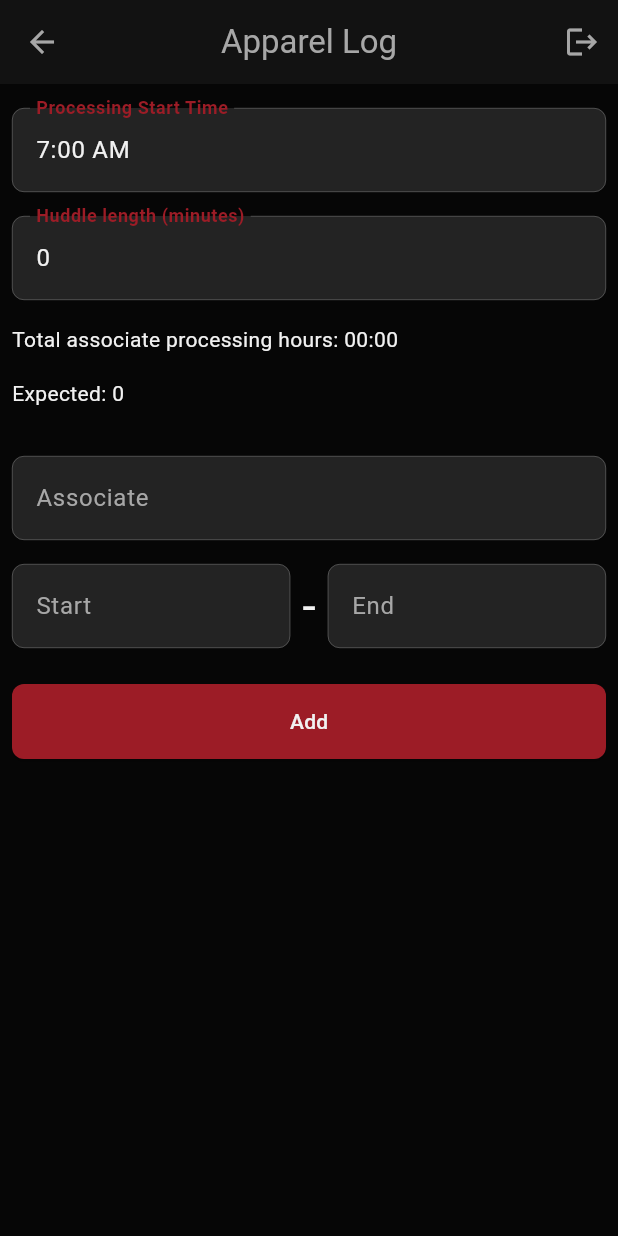
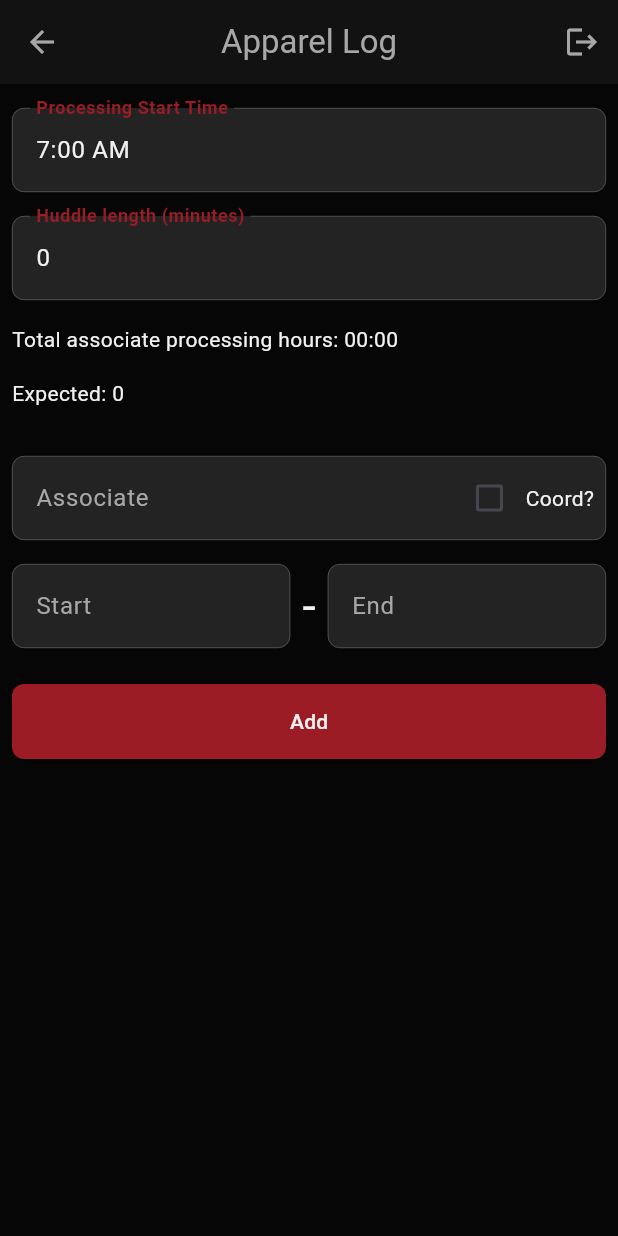
Before and after one commit to keysc3/productivity_log, a Flutter app: the ApparelLogPage screen opened directly, on a phone screen of 412 x 824 dp. Run offline on Flutter 3.47's test engine with Material 3 defaults, Android fonts, the phone set to English and light mode, and no system bars.

Commit message:
Add coordinator bool and checkbox.

```diff
--- a/lib/apparel_log.dart
+++ b/lib/apparel_log.dart
@@ -7,8 +7,8 @@ class AssociateShift {
   final String name;
   final TimeOfDay shiftStart;
   final TimeOfDay shiftEnd;
-
-  AssociateShift({required this.name, required this.shiftStart, required this.shiftEnd});
+  final bool isCoord;
+  AssociateShift({required this.name, required this.shiftStart, required this.shiftEnd, required this.isCoord});
 }
 
 class ApparelLogPage extends StatefulWidget {
@@ -35,6 +35,7 @@ class _ApparelLogPageState extends State<ApparelLogPage> {
   int totalMinutes = 0;
   String totalFull = '00:00';
   int expectedBoxes = 0;
+  bool _isChecked = false;
 
   @override
   void dispose() {
@@ -128,6 +129,7 @@ class _ApparelLogPageState extends State<ApparelLogPage> {
       if(shift.shiftStart .hour <= 9){
         huddleTime = int.tryParse(_huddleController.text) ?? 0;
       }
+      // TODO: ACCOUNT FOR COORD TIME.
       total += differenceInMinutes - _calculateBreak(differenceInMinutes) - procStartDiff - huddleTime;
     }
     totalMinutes = total;
@@ -145,7 +147,7 @@ class _ApparelLogPageState extends State<ApparelLogPage> {
   void _addItem() {
     if(_isValidShiftTime()){
       setState(() {
-        _shifts.add(AssociateShift(name: _associateController.text, shiftStart: startTime, shiftEnd: endTime));
+        _shifts.add(AssociateShift(name: _associateController.text, shiftStart: startTime, shiftEnd: endTime, isCoord: _isChecked));
         _calculateTotalProcessingTime();
         totalFull = _formatTotalProcessingTime();
         expectedBoxes = totalMinutes ~/ boxTime;
@@ -242,7 +244,25 @@ class _ApparelLogPageState extends State<ApparelLogPage> {
             TextFormField(
               keyboardType: TextInputType.text,
               controller: _associateController,
-              decoration: InputDecoration(labelText: 'Associate', border: OutlineInputBorder()),
+              decoration: InputDecoration(
+                labelText: 'Associate',
+                border: OutlineInputBorder(),
+                suffixIcon: Row(
+                  mainAxisSize: MainAxisSize.min,
+                  children: [
+                    Checkbox(
+                      value: _isChecked,
+                      onChanged: (bool? value) {
+                        setState(() {
+                          _isChecked = value ?? false;
+                        });
+                      },
+                    ),
+                    Text( "Coord?", style: TextStyle(fontSize: 14.0)),
+                    SizedBox(width: 8.0),
+                  ],
+                ),
+              ),
             ),
             SizedBox(height: 16.0),
             Row(
```
